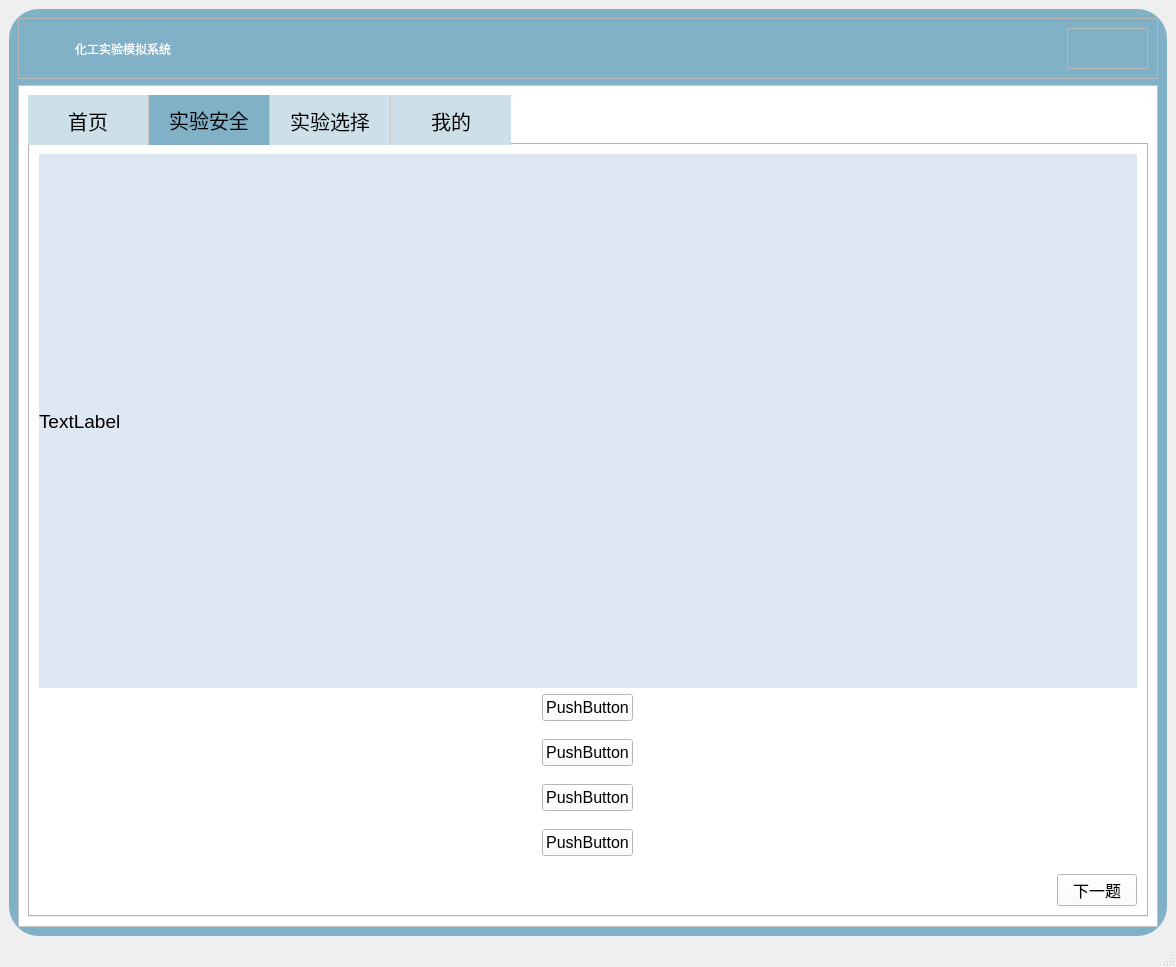
Above: view/main_window.ui from siweiyangsiwei/sprPthonProjext before the change. Below: the same form after it.
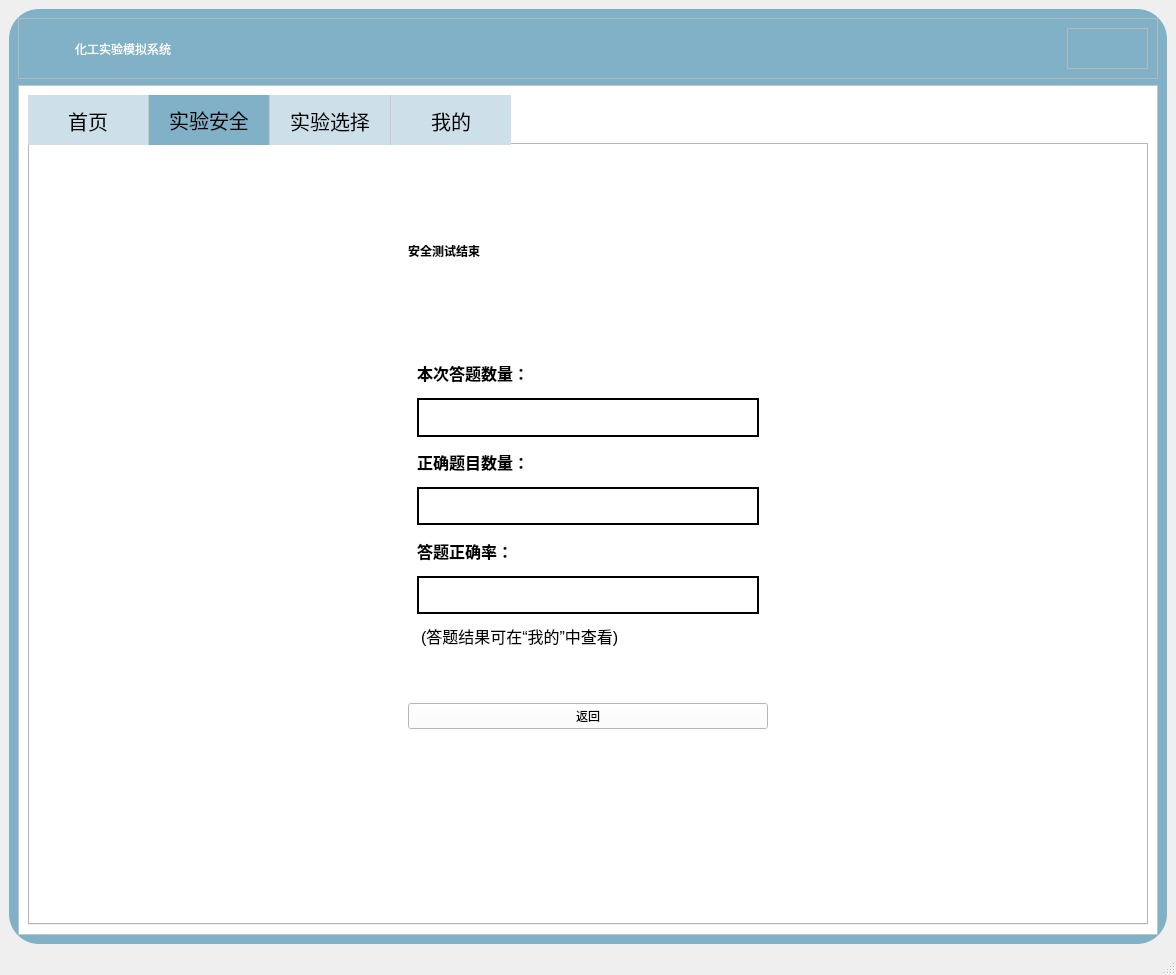
That is the form after the change. The open tabs and pages were chosen to show the change. Icons and pictures are not drawn.

Commit message: “实验安全”改为先选择题数，再进行答题，答题完显示本次答题信息，并记录到“我的”页面中

Diff of the .ui file:
```diff
--- a/view/main_window.ui
+++ b/view/main_window.ui
@@ -7,7 +7,7 @@
     <x>0</x>
     <y>0</y>
     <width>1176</width>
-    <height>967</height>
+    <height>975</height>
    </rect>
   </property>
   <property name="sizePolicy">
@@ -234,7 +234,202 @@
              <attribute name="title">
               <string>实验安全</string>
              </attribute>
-             <layout class="QVBoxLayout" name="verticalLayout_2" stretch="2,3">
+             <layout class="QVBoxLayout" name="verticalLayout_2" stretch="0">
+              <item>
+               <widget class="QStackedWidget" name="stackedWidget">
+                <property name="sizePolicy">
+                 <sizepolicy hsizetype="Preferred" vsizetype="Expanding">
+                  <horstretch>0</horstretch>
+                  <verstretch>0</verstretch>
+                 </sizepolicy>
+                </property>
+                <property name="styleSheet">
+                 <string notr="true">#page_3{
+border-image: url(:/images/exp_safe.png);}
+</string>
+                </property>
+                <property name="frameShape">
+                 <enum>QFrame::NoFrame</enum>
+                </property>
+                <property name="currentIndex">
+                 <number>0</number>
+                </property>
+                <widget class="QWidget" name="page">
+                 <property name="styleSheet">
+                  <string notr="true">#page{
+	border-image: url(:/images/exp_safe.png);
+}
+</string>
+                 </property>
+                 <layout class="QGridLayout" name="gridLayout" rowstretch="1,1,1,1" columnstretch="1,1,1">
+                  <item row="1" column="1">
+                   <widget class="QFrame" name="frame_6">
+                    <property name="font">
+                     <font>
+                      <pointsize>12</pointsize>
+                     </font>
+                    </property>
+                    <property name="styleSheet">
+                     <string notr="true">#frame_6{
+background-color: rgba(255, 255, 255,220);
+border-radius:10px;
+}</string>
+                    </property>
+                    <property name="frameShape">
+                     <enum>QFrame::StyledPanel</enum>
+                    </property>
+                    <property name="frameShadow">
+                     <enum>QFrame::Raised</enum>
+                    </property>
+                    <layout class="QGridLayout" name="gridLayout_3" rowstretch="2,1,2">
+                     <item row="1" column="1">
+                      <widget class="QComboBox" name="comboBox">
+                       <property name="sizePolicy">
+                        <sizepolicy hsizetype="Preferred" vsizetype="Expanding">
+                         <horstretch>0</horstretch>
+                         <verstretch>0</verstretch>
+                        </sizepolicy>
+                       </property>
+                       <property name="font">
+                        <font>
+                         <pointsize>16</pointsize>
+                        </font>
+                       </property>
+                       <property name="styleSheet">
+                        <string notr="true">/* 下拉后，整个下拉窗体每项的样式 */
+QComboBox QAbstractItemView::item {
+    height: 50px;   /* 项的高度（设置pComboBox-&gt;setView(new QListView());后，该项才起作用） */
+}</string>
+                       </property>
+                       <property name="currentText">
+                        <string>5</string>
+                       </property>
+                       <item>
+                        <property name="text">
+                         <string>5</string>
+                        </property>
+                       </item>
+                       <item>
+                        <property name="text">
+                         <string>10</string>
+                        </property>
+                       </item>
+                       <item>
+                        <property name="text">
+                         <string>15</string>
+                        </property>
+                       </item>
+                      </widget>
+                     </item>
+                     <item row="1" column="0">
+                      <widget class="QLabel" name="label_3">
+                       <property name="font">
+                        <font>
+                         <pointsize>15</pointsize>
+                         <weight>62</weight>
+                         <bold>true</bold>
+                        </font>
+                       </property>
+                       <property name="styleSheet">
+                        <string notr="true">background-color: transparent;
+font-weight:500;</string>
+                       </property>
+                       <property name="text">
+                        <string>请选择题数：</string>
+                       </property>
+                      </widget>
+                     </item>
+                     <item row="0" column="1">
+                      <spacer name="verticalSpacer_3">
+                       <property name="orientation">
+                        <enum>Qt::Vertical</enum>
+                       </property>
+                       <property name="sizeHint" stdset="0">
+                        <size>
+                         <width>20</width>
+                         <height>40</height>
+                        </size>
+                       </property>
+                      </spacer>
+                     </item>
+                     <item row="2" column="1">
+                      <spacer name="verticalSpacer_4">
+                       <property name="orientation">
+                        <enum>Qt::Vertical</enum>
+                       </property>
+                       <property name="sizeHint" stdset="0">
+                        <size>
+                         <width>20</width>
+                         <height>40</height>
+                        </size>
+                       </property>
+                      </spacer>
+                     </item>
+                    </layout>
+                   </widget>
+                  </item>
+                  <item row="0" column="1">
+                   <widget class="QLabel" name="label_safe">
+                    <property name="styleSheet">
+                     <string notr="true">background-color: rgb(255, 255, 255，100);
+font: 28pt &quot;楷体&quot;;
+font-weight:500;</string>
+                    </property>
+                    <property name="text">
+                     <string>实验室安全测试</string>
+                    </property>
+                   </widget>
+                  </item>
+                  <item row="0" column="0">
+                   <spacer name="horizontalSpacer_2">
+                    <property name="orientation">
+                     <enum>Qt::Horizontal</enum>
+                    </property>
+                    <property name="sizeHint" stdset="0">
+                     <size>
+                      <width>40</width>
+                      <height>20</height>
+                     </size>
+                    </property>
+                   </spacer>
+                  </item>
+                  <item row="0" column="2">
+                   <spacer name="horizontalSpacer_3">
+                    <property name="orientation">
+                     <enum>Qt::Horizontal</enum>
+                    </property>
+                    <property name="sizeHint" stdset="0">
+                     <size>
+                      <width>40</width>
+                      <height>20</height>
+                     </size>
+                    </property>
+                   </spacer>
+                  </item>
+                  <item row="3" column="1">
+                   <spacer name="verticalSpacer">
+                    <property name="orientation">
+                     <enum>Qt::Vertical</enum>
+                    </property>
+                    <property name="sizeHint" stdset="0">
+                     <size>
+                      <width>20</width>
+                      <height>40</height>
+                     </size>
+                    </property>
+                   </spacer>
+                  </item>
+                  <item row="2" column="1">
+                   <widget class="QPushButton" name="start_btn">
+                    <property name="text">
+                     <string>开始测试</string>
+                    </property>
+                   </widget>
+                  </item>
+                 </layout>
+                </widget>
+                <widget class="QWidget" name="page_2">
+                 <layout class="QVBoxLayout" name="verticalLayout_7">
               <item>
                <widget class="QLabel" name="label_question">
                 <property name="sizePolicy">
@@ -503,6 +698,232 @@
               </item>
              </layout>
             </widget>
+                <widget class="QWidget" name="page_3">
+                 <layout class="QGridLayout" name="gridLayout_2" rowstretch="1,2,1,1">
+                  <item row="0" column="0">
+                   <spacer name="horizontalSpacer_5">
+                    <property name="orientation">
+                     <enum>Qt::Horizontal</enum>
+                    </property>
+                    <property name="sizeHint" stdset="0">
+                     <size>
+                      <width>345</width>
+                      <height>20</height>
+                     </size>
+                    </property>
+                   </spacer>
+                  </item>
+                  <item row="0" column="1">
+                   <widget class="QLabel" name="label_end">
+                    <property name="styleSheet">
+                     <string notr="true">background-color: rgb(255, 255, 255，100);
+font: 28pt &quot;楷体&quot;;
+font-weight:500;</string>
+                    </property>
+                    <property name="text">
+                     <string>安全测试结束</string>
+                    </property>
+                   </widget>
+                  </item>
+                  <item row="2" column="1">
+                   <widget class="QPushButton" name="back_btn">
+                    <property name="text">
+                     <string>返回</string>
+                    </property>
+                   </widget>
+                  </item>
+                  <item row="0" column="2">
+                   <spacer name="horizontalSpacer_4">
+                    <property name="orientation">
+                     <enum>Qt::Horizontal</enum>
+                    </property>
+                    <property name="sizeHint" stdset="0">
+                     <size>
+                      <width>345</width>
+                      <height>20</height>
+                     </size>
+                    </property>
+                   </spacer>
+                  </item>
+                  <item row="3" column="1">
+                   <spacer name="verticalSpacer_2">
+                    <property name="orientation">
+                     <enum>Qt::Vertical</enum>
+                    </property>
+                    <property name="sizeHint" stdset="0">
+                     <size>
+                      <width>20</width>
+                      <height>155</height>
+                     </size>
+                    </property>
+                   </spacer>
+                  </item>
+                  <item row="1" column="1">
+                   <widget class="QFrame" name="frame_7">
+                    <property name="styleSheet">
+                     <string notr="true">#frame_7{
+background-color: rgba(255, 255, 255,220);
+border-radius:10px;
+}</string>
+                    </property>
+                    <property name="frameShape">
+                     <enum>QFrame::StyledPanel</enum>
+                    </property>
+                    <property name="frameShadow">
+                     <enum>QFrame::Raised</enum>
+                    </property>
+                    <layout class="QVBoxLayout" name="verticalLayout_8" stretch="1,1,1,1,1,1,1">
+                     <item>
+                      <widget class="QLabel" name="label_4">
+                       <property name="font">
+                        <font>
+                         <pointsize>12</pointsize>
+                         <weight>62</weight>
+                         <bold>true</bold>
+                        </font>
+                       </property>
+                       <property name="styleSheet">
+                        <string notr="true">background-color: transparent;
+font-weight:500;</string>
+                       </property>
+                       <property name="text">
+                        <string>本次答题数量：</string>
+                       </property>
+                      </widget>
+                     </item>
+                     <item>
+                      <widget class="QLabel" name="label_total_num">
+                       <property name="sizePolicy">
+                        <sizepolicy hsizetype="Preferred" vsizetype="Preferred">
+                         <horstretch>0</horstretch>
+                         <verstretch>0</verstretch>
+                        </sizepolicy>
+                       </property>
+                       <property name="font">
+                        <font>
+                         <pointsize>12</pointsize>
+                        </font>
+                       </property>
+                       <property name="frameShape">
+                        <enum>QFrame::WinPanel</enum>
+                       </property>
+                       <property name="text">
+                        <string/>
+                       </property>
+                      </widget>
+                     </item>
+                     <item>
+                      <widget class="QLabel" name="label_5">
+                       <property name="font">
+                        <font>
+                         <pointsize>12</pointsize>
+                         <weight>62</weight>
+                         <bold>true</bold>
+                        </font>
+                       </property>
+                       <property name="styleSheet">
+                        <string notr="true">background-color: transparent;
+font-weight:500;</string>
+                       </property>
+                       <property name="text">
+                        <string>正确题目数量：</string>
+                       </property>
+                      </widget>
+                     </item>
+                     <item>
+                      <widget class="QLabel" name="label_correct_num">
+                       <property name="sizePolicy">
+                        <sizepolicy hsizetype="Preferred" vsizetype="Preferred">
+                         <horstretch>0</horstretch>
+                         <verstretch>0</verstretch>
+                        </sizepolicy>
+                       </property>
+                       <property name="font">
+                        <font>
+                         <pointsize>12</pointsize>
+                        </font>
+                       </property>
+                       <property name="frameShape">
+                        <enum>QFrame::WinPanel</enum>
+                       </property>
+                       <property name="text">
+                        <string/>
+                       </property>
+                      </widget>
+                     </item>
+                     <item>
+                      <widget class="QLabel" name="label_6">
+                       <property name="font">
+                        <font>
+                         <pointsize>12</pointsize>
+                         <weight>62</weight>
+                         <bold>true</bold>
+                        </font>
+                       </property>
+                       <property name="styleSheet">
+                        <string notr="true">background-color: transparent;
+font-weight:500;</string>
+                       </property>
+                       <property name="text">
+                        <string>答题正确率：</string>
+                       </property>
+                      </widget>
+                     </item>
+                     <item>
+                      <widget class="QLabel" name="label_correct_rate">
+                       <property name="sizePolicy">
+                        <sizepolicy hsizetype="Preferred" vsizetype="Preferred">
+                         <horstretch>0</horstretch>
+                         <verstretch>0</verstretch>
+                        </sizepolicy>
+                       </property>
+                       <property name="font">
+                        <font>
+                         <pointsize>12</pointsize>
+                        </font>
+                       </property>
+                       <property name="frameShape">
+                        <enum>QFrame::WinPanel</enum>
+                       </property>
+                       <property name="text">
+                        <string/>
+                       </property>
+                      </widget>
+                     </item>
+                     <item>
+                      <widget class="QTextEdit" name="textEdit_2">
+                       <property name="font">
+                        <font>
+                         <pointsize>9</pointsize>
+                        </font>
+                       </property>
+                       <property name="styleSheet">
+                        <string notr="true">background-color: transparent;</string>
+                       </property>
+                       <property name="frameShape">
+                        <enum>QFrame::NoFrame</enum>
+                       </property>
+                       <property name="frameShadow">
+                        <enum>QFrame::Sunken</enum>
+                       </property>
+                       <property name="html">
+                        <string>&lt;!DOCTYPE HTML PUBLIC &quot;-//W3C//DTD HTML 4.0//EN&quot; &quot;http://www.w3.org/TR/REC-html40/strict.dtd&quot;&gt;
+&lt;html&gt;&lt;head&gt;&lt;meta name=&quot;qrichtext&quot; content=&quot;1&quot; /&gt;&lt;style type=&quot;text/css&quot;&gt;
+p, li { white-space: pre-wrap; }
+&lt;/style&gt;&lt;/head&gt;&lt;body style=&quot; font-family:'SimSun'; font-size:9pt; font-weight:400; font-style:normal;&quot;&gt;
+&lt;p style=&quot; margin-top:0px; margin-bottom:0px; margin-left:0px; margin-right:0px; -qt-block-indent:0; text-indent:0px;&quot;&gt;&lt;span style=&quot; font-size:12pt;&quot;&gt;(答题结果可在“我的”中查看)&lt;/span&gt;&lt;/p&gt;&lt;/body&gt;&lt;/html&gt;</string>
+                       </property>
+                      </widget>
+                     </item>
+                    </layout>
+                   </widget>
+                  </item>
+                 </layout>
+                </widget>
+               </widget>
+              </item>
+             </layout>
+            </widget>
             <widget class="QWidget" name="select">
              <attribute name="title">
               <string>实验选择</string>
```
Left out of the diff: 55 changed lines with no effect on the pictures. Lines whose indentation alone changed are shown as unchanged. The commit also changes 7 other files.
